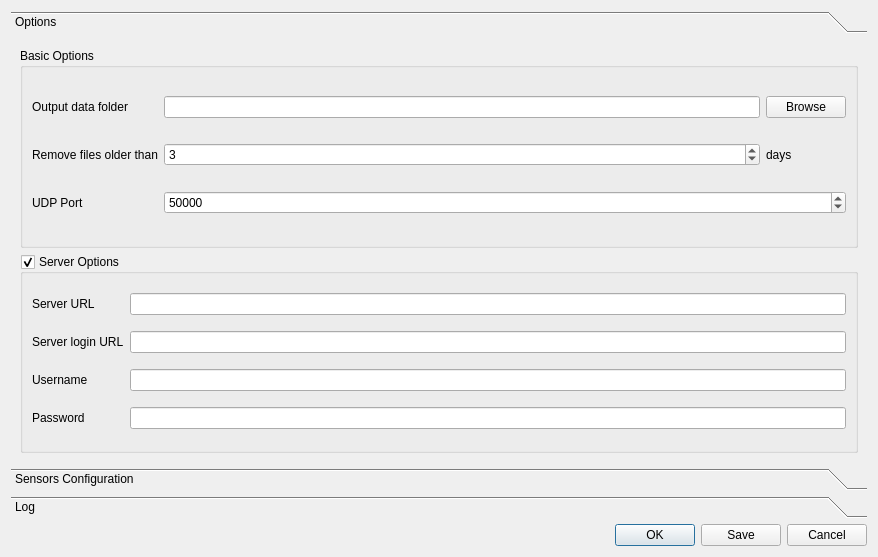
First picture: the form in ui/sensorsbridge.ui, repository lhathcock/sensors_bridge, before the edit.
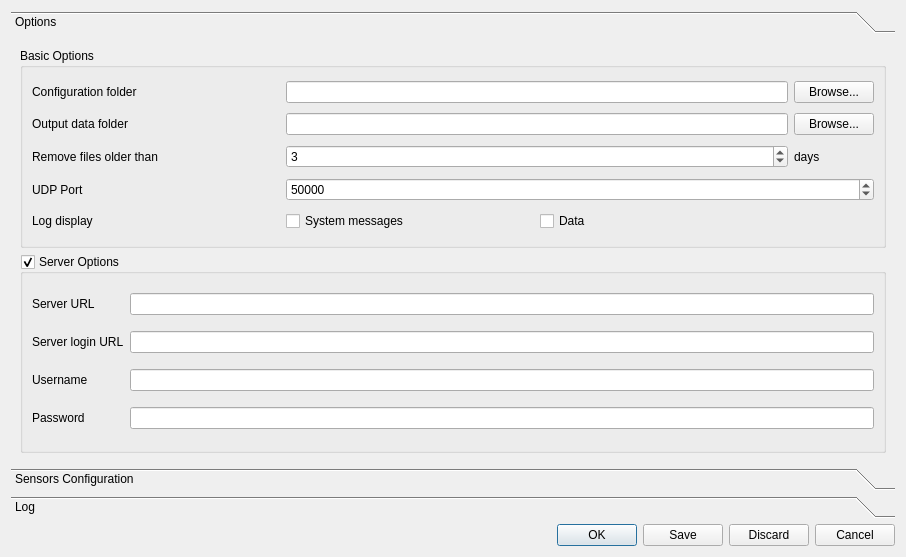
Second picture: the form after the edit.

Commit message: Added log display and user folder for config.json

What changed in the file:
```diff
--- a/ui/sensorsbridge.ui
+++ b/ui/sensorsbridge.ui
@@ -6,7 +6,7 @@
    <rect>
     <x>0</x>
     <y>0</y>
-    <width>878</width>
+    <width>906</width>
     <height>557</height>
    </rect>
   </property>
@@ -24,8 +24,8 @@
        <rect>
         <x>0</x>
         <y>0</y>
-        <width>860</width>
-        <height>421</height>
+        <width>884</width>
+        <height>398</height>
        </rect>
       </property>
       <attribute name="label">
@@ -37,36 +37,36 @@
          <property name="title">
           <string>Basic Options</string>
          </property>
-         <layout class="QGridLayout" name="gridLayout_4">
-          <item row="0" column="0">
-           <widget class="QLabel" name="label">
+         <layout class="QGridLayout" name="gridLayout_2">
+          <item row="5" column="0">
+           <widget class="QLabel" name="label_3">
             <property name="text">
-             <string>Output data folder</string>
+             <string>UDP Port</string>
             </property>
            </widget>
           </item>
-          <item row="0" column="1">
-           <layout class="QGridLayout" name="gridLayout_2">
-            <item row="0" column="1">
-             <widget class="QLineEdit" name="data_folder_lne"/>
-            </item>
-           </layout>
+          <item row="6" column="1">
+           <widget class="QCheckBox" name="sys_msg_log_ck">
+            <property name="text">
+             <string>System messages</string>
+            </property>
+           </widget>
           </item>
-          <item row="0" column="2">
-           <widget class="QPushButton" name="data_folder_btn">
+          <item row="3" column="0">
+           <widget class="QLabel" name="label_2">
             <property name="text">
-             <string>Browse</string>
+             <string>Remove files older than</string>
             </property>
            </widget>
           </item>
-          <item row="1" column="2">
-           <widget class="QLabel" name="label_4">
+          <item row="6" column="0">
+           <widget class="QLabel" name="label_9">
             <property name="text">
-             <string>days</string>
+             <string>Log display</string>
             </property>
            </widget>
           </item>
-          <item row="3" column="1" colspan="2">
+          <item row="5" column="1" colspan="3">
            <widget class="QSpinBox" name="udp_port_sb">
             <property name="maximum">
              <number>1000000</number>
@@ -76,24 +76,71 @@
             </property>
            </widget>
           </item>
-          <item row="1" column="1">
+          <item row="3" column="3">
+           <widget class="QLabel" name="label_4">
+            <property name="text">
+             <string>days</string>
+            </property>
+           </widget>
+          </item>
+          <item row="2" column="3">
+           <widget class="QPushButton" name="data_folder_btn">
+            <property name="text">
+             <string>Browse...</string>
+            </property>
+           </widget>
+          </item>
+          <item row="6" column="2">
+           <widget class="QCheckBox" name="data_log_ck">
+            <property name="text">
+             <string>Data</string>
+            </property>
+           </widget>
+          </item>
+          <item row="2" column="0">
+           <widget class="QLabel" name="label">
+            <property name="text">
+             <string>Output data folder</string>
+            </property>
+           </widget>
+          </item>
+          <item row="3" column="1" colspan="2">
            <widget class="QSpinBox" name="file_keep_limit_sb">
             <property name="value">
              <number>3</number>
             </property>
            </widget>
           </item>
-          <item row="1" column="0">
-           <widget class="QLabel" name="label_2">
+          <item row="0" column="0">
+           <widget class="QLabel" name="label_10">
             <property name="text">
-             <string>Remove files older than</string>
+             <string>Configuration folder</string>
             </property>
            </widget>
           </item>
-          <item row="3" column="0">
-           <widget class="QLabel" name="label_3">
+          <item row="0" column="3">
+           <widget class="QPushButton" name="config_folder_btn">
+            <property name="sizePolicy">
+             <sizepolicy hsizetype="Fixed" vsizetype="Fixed">
+              <horstretch>0</horstretch>
+              <verstretch>0</verstretch>
+             </sizepolicy>
+            </property>
             <property name="text">
-             <string>UDP Port</string>
+             <string>Browse...</string>
+            </property>
+           </widget>
+          </item>
+          <item row="2" column="1" colspan="2">
+           <widget class="QLineEdit" name="data_folder_lne"/>
+          </item>
+          <item row="0" column="1" colspan="2">
+           <widget class="QLineEdit" name="config_folder_le">
+            <property name="sizePolicy">
+             <sizepolicy hsizetype="Expanding" vsizetype="Fixed">
+              <horstretch>0</horstretch>
+              <verstretch>0</verstretch>
+             </sizepolicy>
             </property>
            </widget>
           </item>
@@ -312,7 +359,7 @@
       <enum>Qt::Horizontal</enum>
      </property>
      <property name="standardButtons">
-      <set>QDialogButtonBox::Cancel|QDialogButtonBox::Ok|QDialogButtonBox::Save</set>
+      <set>QDialogButtonBox::Cancel|QDialogButtonBox::Discard|QDialogButtonBox::Ok|QDialogButtonBox::Save</set>
      </property>
     </widget>
    </item>
```
Left out of the diff: 12 changed lines with no effect on the pictures. The commit also changes 33 other files.
